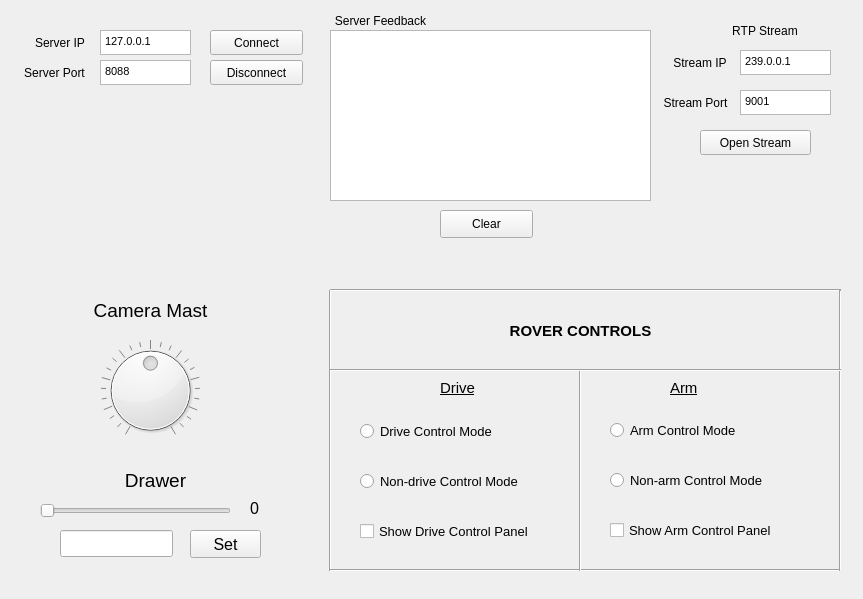
Qt form RoverControlGUI/mainwindow.ui (cal-roboops/F2017_Decal) before a commit.
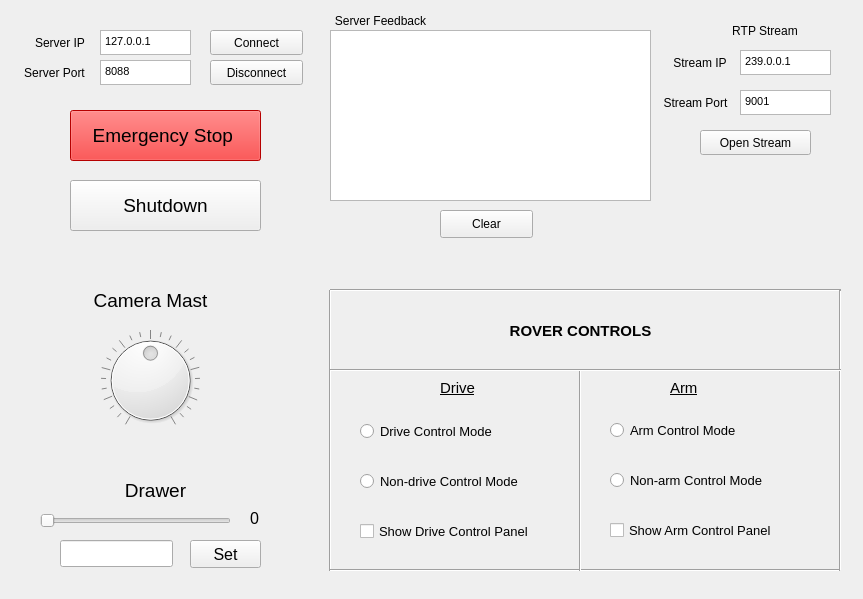
The same form after that commit.

```diff
--- a/RoverControlGUI/mainwindow.ui
+++ b/RoverControlGUI/mainwindow.ui
@@ -537,7 +537,7 @@
     <property name="geometry">
      <rect>
       <x>40</x>
-      <y>340</y>
+      <y>330</y>
       <width>221</width>
       <height>101</height>
      </rect>
@@ -574,7 +574,7 @@
     <property name="geometry">
      <rect>
       <x>40</x>
-      <y>300</y>
+      <y>290</y>
       <width>221</width>
       <height>20</height>
      </rect>
@@ -595,7 +595,7 @@
     <property name="geometry">
      <rect>
       <x>30</x>
-      <y>470</y>
+      <y>480</y>
       <width>251</width>
       <height>20</height>
      </rect>
@@ -616,11 +616,14 @@
     <property name="geometry">
      <rect>
       <x>40</x>
-      <y>500</y>
+      <y>510</y>
       <width>191</width>
       <height>22</height>
      </rect>
     </property>
+    <property name="maximum">
+     <number>100</number>
+    </property>
     <property name="orientation">
      <enum>Qt::Horizontal</enum>
     </property>
@@ -629,7 +632,7 @@
     <property name="geometry">
      <rect>
       <x>190</x>
-      <y>530</y>
+      <y>540</y>
       <width>71</width>
       <height>28</height>
      </rect>
@@ -647,8 +650,8 @@
     <property name="geometry">
      <rect>
       <x>250</x>
-      <y>500</y>
-      <width>21</width>
+      <y>510</y>
+      <width>51</width>
       <height>16</height>
      </rect>
     </property>
@@ -665,12 +668,54 @@
     <property name="geometry">
      <rect>
       <x>60</x>
-      <y>530</y>
+      <y>540</y>
       <width>113</width>
       <height>27</height>
      </rect>
     </property>
    </widget>
+   <widget class="QPushButton" name="eStopButton">
+    <property name="geometry">
+     <rect>
+      <x>70</x>
+      <y>110</y>
+      <width>191</width>
+      <height>51</height>
+     </rect>
+    </property>
+    <property name="font">
+     <font>
+      <pointsize>14</pointsize>
+     </font>
+    </property>
+    <property name="autoFillBackground">
+     <bool>false</bool>
+    </property>
+    <property name="styleSheet">
+     <string notr="true">background-color: red</string>
+    </property>
+    <property name="text">
+     <string>Emergency Stop </string>
+    </property>
+   </widget>
+   <widget class="QPushButton" name="pushButton">
+    <property name="geometry">
+     <rect>
+      <x>70</x>
+      <y>180</y>
+      <width>191</width>
+      <height>51</height>
+     </rect>
+    </property>
+    <property name="font">
+     <font>
+      <pointsize>14</pointsize>
+     </font>
+    </property>
+    <property name="text">
+     <string>Shutdown</string>
+    </property>
+   </widget>
   </widget>
  </widget>
  <layoutdefault spacing="6" margin="11"/>
```
Left out of the diff: 16 changed lines with no effect on the pictures.
